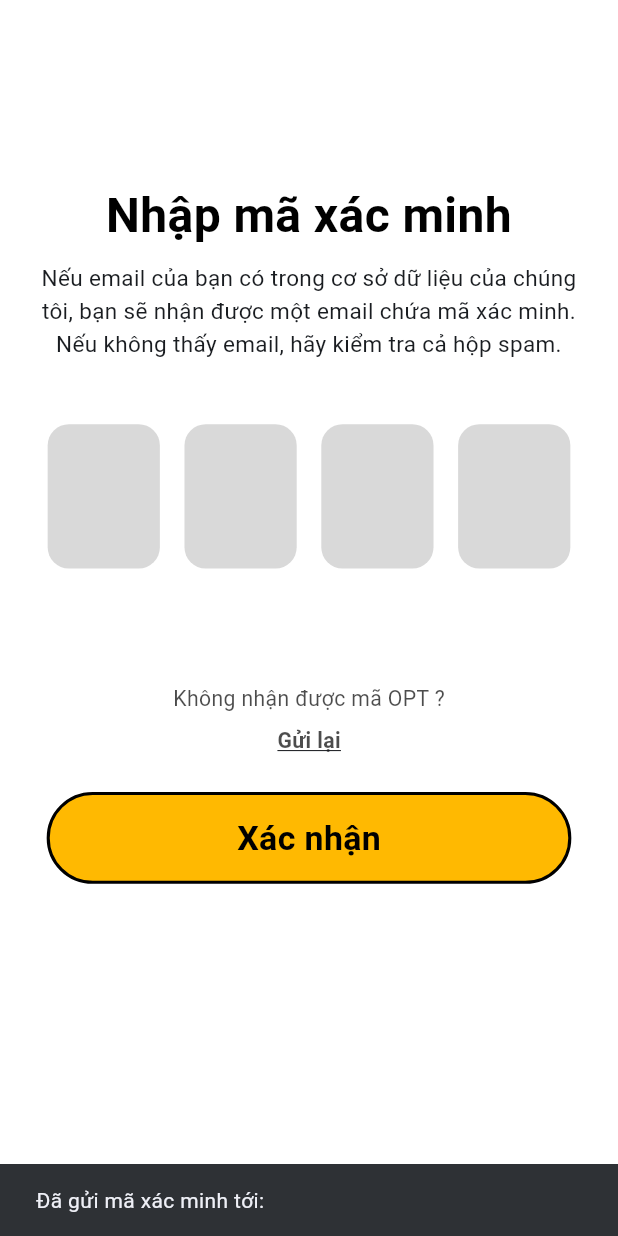
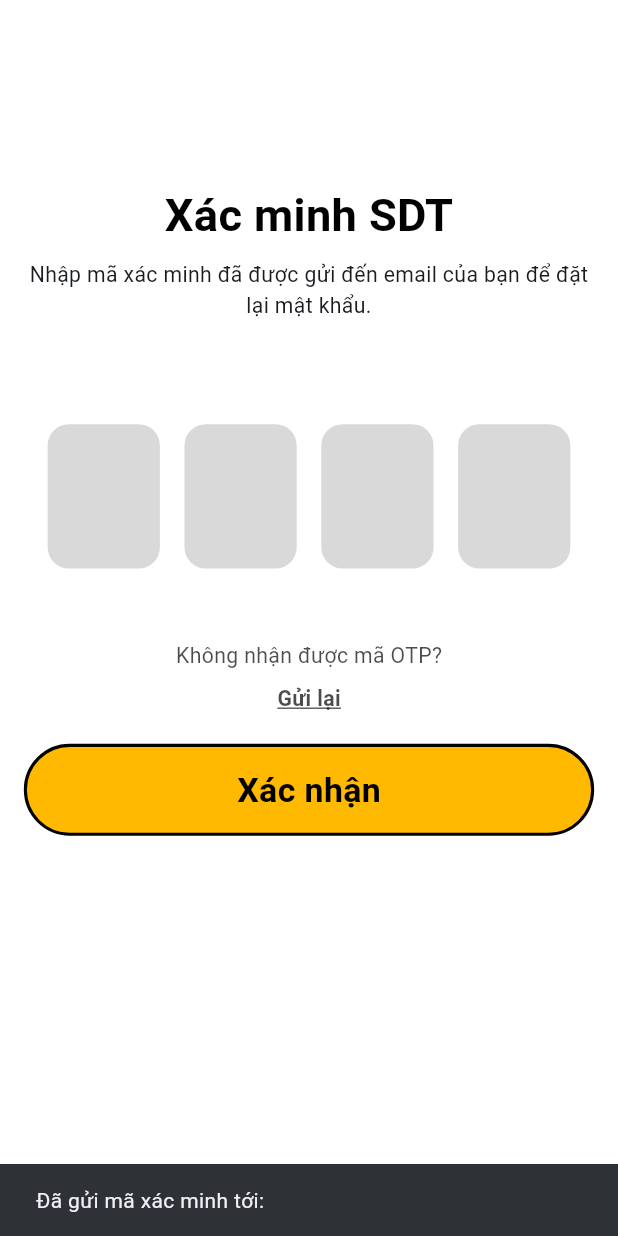
Before and after one commit to dav4k2/DuAnThucTap, a Flutter app: the ResetPasswordScreen screen opened by its route, after a tap on "Xác nhận", on a phone screen of 412 x 824 dp. Run offline on Flutter 3.47's test engine with Material 3 defaults, Android fonts, the light colour scheme and no system bars; our stand-ins replace flutter_riverpod, flutter_screenutil; missing offline and left inert: widgetbook; Roboto replaces fonts that are missing (SF Pro Rounded).

Commit message:
update 4 trang nhập OTP kèm 4 trang logic

```diff
--- a/lib/screens/enter_verification_code/verify_code_screen.dart
+++ /dev/null
@@ -1,71 +0,0 @@
-///Sơn - Trang nhập mã xác minh
-
-import 'package:flutter/material.dart';
-import 'package:flutter_screenutil/flutter_screenutil.dart';
-import 'package:flutter_riverpod/flutter_riverpod.dart';
-
-import 'widgets/title_text.dart';
-
-import 'widgets/otp_input_area.dart';
-import 'widgets/resend_email_text.dart';
-import 'widgets/verify_button.dart';
-import 'widgets/error_message.dart';
-import 'logic/verify_provider.dart';
-
-class VerifyCodeScreen extends ConsumerStatefulWidget {
-  const VerifyCodeScreen({super.key});
-
-  @override
-  ConsumerState<VerifyCodeScreen> createState() => _VerifyCodeScreenState();
-}
-
-class _VerifyCodeScreenState extends ConsumerState<VerifyCodeScreen> {
-  @override
-  void initState() {
-    super.initState();
-    // 🧼 Reset provider mỗi khi vào lại màn hình
-    WidgetsBinding.instance.addPostFrameCallback((_) {
-      ref.invalidate(verifyCodeProvider);
-    });
-  }
-
-  @override
-  Widget build(BuildContext context) {
-    final state = ref.watch(verifyCodeProvider);
-
-    return ScreenUtilInit(
-      designSize: const Size(402, 874),
-      minTextAdapt: true,
-      builder: (context, child) {
-        return Scaffold(
-          backgroundColor: Colors.white,
-          body: SafeArea(
-            child: SizedBox.expand(
-              child: Stack(
-                alignment: Alignment.topCenter,
-                children: [
-                  Positioned(top: 62.h, left: 10.w, child: SizedBox(width: 40.w, height: 34.h)),
-                  Positioned(top: 141.h, child: TitleText()),
-                  Positioned(top: 300.h, child: OTPInputArea()),
-
-                  // ⚠️ Chỉ hiện nếu có lỗi
-                  if (state.errorMessage.isNotEmpty)
-                    Positioned(
-                      top: 420.h,
-                      child: ErrorMessage(
-                        message: state.errorMessage,
-                        width: 320.w,
-                      ),
-                    ),
-
-                  Positioned(top: 483.h, child: ResendEmailText()),
-                  Positioned(top: 560.h, child: VerifyButton()),
-                ],
-              ),
-            ),
-          ),
-        );
-      },
-    );
-  }
-}
--- /dev/null
+++ b/lib/screens/enter_verification_code/verify_reset_phone_screen.dart
@@ -0,0 +1,55 @@
+import 'package:flutter/material.dart';
+import 'package:flutter_screenutil/flutter_screenutil.dart';
+import 'package:flutter_riverpod/flutter_riverpod.dart';
+
+import 'widgets/title_text.dart';
+
+import 'widgets/otp_input_area.dart';
+import 'widgets/resend_email_text.dart';
+import 'widgets/verify_button.dart';
+import 'widgets/error_message.dart';
+import 'logic/verify_reset_phone_provider.dart';
+
+class VerifyResetPhoneScreen extends ConsumerWidget {
+  const VerifyResetPhoneScreen({super.key});
+
+  @override
+  Widget build(BuildContext context, WidgetRef ref) {
+    final state = ref.watch(verifyResetPhoneProvider);
+    final notifier = ref.read(verifyResetPhoneProvider.notifier);
+
+    return ScreenUtilInit(
+      designSize: const Size(402, 874),
+      minTextAdapt: true,
+      builder: (_, __) {
+        return Scaffold(
+          backgroundColor: Colors.white,
+          body: Center(
+            child: Stack(
+              alignment: Alignment.topCenter,
+              children: [
+                Positioned(top: 62.h, left: 10.w, child: SizedBox(width: 40.w, height: 34.h)),
+                Positioned(
+                  top: 141.h,
+                  child: const TitleText(
+                    title: 'Xác minh SDT',
+                    description: 'Nhập mã xác minh đã được gửi đến email của bạn để đặt lại mật khẩu.',
+                  ),
+                ),
+
+                Positioned(
+                  top: 300.h,
+                  child: OTPInputArea(onChanged: notifier.setCode),
+                ),
+                if (state.errorMessage.isNotEmpty)
+                  Positioned(top: 400.h, child: ErrorMessage(message: state.errorMessage, width: 320.w)),
+                Positioned(top: 453.h, child: ResendEmailText(onTap: () {})),
+                Positioned(top: 526.h, child: VerifyButton(onPressed: () => notifier.submitCode(context))),
+              ],
+            ),
+          ),
+        );
+      },
+    );
+  }
+}
--- a/lib/screens/enter_verification_code/widgets/error_message.dart
+++ b/lib/screens/enter_verification_code/widgets/error_message.dart
@@ -17,7 +17,7 @@ class ErrorMessage extends StatelessWidget {
       width: width,
       padding: EdgeInsets.symmetric(horizontal: 12.w, vertical: 6.h),
       decoration: ShapeDecoration(
-        color: const Color(0xA8F0A4A4), // nền hồng nhạt
+        color: const Color(0xA8F0A4A4),
         shape: RoundedRectangleBorder(
           borderRadius: BorderRadius.circular(50.r),
         ),
--- a/lib/screens/enter_verification_code/widgets/otp_input_area.dart
+++ b/lib/screens/enter_verification_code/widgets/otp_input_area.dart
@@ -1,42 +1,34 @@
+// widgets/otp_input_area.dart
 import 'package:flutter/material.dart';
 import 'package:flutter_screenutil/flutter_screenutil.dart';
-import 'package:flutter_riverpod/flutter_riverpod.dart';
-import '../logic/verify_provider.dart';
 
-class OTPInputArea extends ConsumerStatefulWidget {
-  const OTPInputArea({super.key});
+class OTPInputArea extends StatefulWidget {
+  final void Function(String code)? onChanged; // callback trả code đầy đủ
+
+  const OTPInputArea({super.key, this.onChanged});
 
   @override
-  ConsumerState<OTPInputArea> createState() => _OTPInputAreaState();
+  State<OTPInputArea> createState() => _OTPInputAreaState();
 }
 
-class _OTPInputAreaState extends ConsumerState<OTPInputArea> {
+class _OTPInputAreaState extends State<OTPInputArea> {
   final List<TextEditingController> _controllers =
   List.generate(4, (_) => TextEditingController());
   final List<FocusNode> _focusNodes = List.generate(4, (_) => FocusNode());
 
   @override
   void dispose() {
-    for (final c in _controllers) {
-      c.dispose();
-    }
-    for (final f in _focusNodes) {
-      f.dispose();
-    }
+    for (final c in _controllers) c.dispose();
+    for (final f in _focusNodes) f.dispose();
     super.dispose();
   }
 
   void _onChanged(String value, int index) {
-    // Nếu nhập đúng 1 ký tự, tự động chuyển focus sang ô kế
     if (value.isNotEmpty && index < 3) {
       _focusNodes[index + 1].requestFocus();
     }
-
-    // Ghép các ô thành chuỗi đầy đủ
     final code = _controllers.map((e) => e.text).join();
-
-    // Gửi code lên provider
-    ref.read(verifyCodeProvider.notifier).setCode(code);
+    if (widget.onChanged != null) widget.onChanged!(code);
   }
 
   @override
@@ -58,18 +50,11 @@ class _OTPInputAreaState extends ConsumerState<OTPInputArea> {
               controller: _controllers[index],
               focusNode: _focusNodes[index],
               textAlign: TextAlign.center,
-              style: TextStyle(
-                fontSize: 36.sp,
-                fontWeight: FontWeight.w700,
-                fontFamily: 'SF Pro',
-              ),
               keyboardType: TextInputType.number,
               maxLength: 1,
-              decoration: const InputDecoration(
-                counterText: '', // ẩn “0/1”
-                border: InputBorder.none,
-              ),
-              onChanged: (value) => _onChanged(value, index),
+              decoration: const InputDecoration(counterText: '', border: InputBorder.none),
+              style: TextStyle(fontSize: 36.sp, fontWeight: FontWeight.w700),
+              onChanged: (v) => _onChanged(v, index),
             ),
           ),
         );
--- a/lib/screens/enter_verification_code/widgets/resend_email_text.dart
+++ b/lib/screens/enter_verification_code/widgets/resend_email_text.dart
@@ -2,14 +2,16 @@ import 'package:flutter/material.dart';
 import 'package:flutter_screenutil/flutter_screenutil.dart';
 
 class ResendEmailText extends StatelessWidget {
-  const ResendEmailText({super.key});
+  final VoidCallback? onTap;
+
+  const ResendEmailText({super.key, this.onTap});
 
   @override
   Widget build(BuildContext context) {
     return Column(
       children: [
         Text(
-          'Không nhận được mã OPT ?',
+          'Không nhận được mã OTP?',
           textAlign: TextAlign.center,
           style: TextStyle(
             color: Colors.black.withOpacity(0.7),
@@ -19,7 +21,9 @@ class ResendEmailText extends StatelessWidget {
           ),
         ),
         SizedBox(height: 8.h),
-        Text(
+        GestureDetector(
+          onTap: onTap,
+          child: Text(
             'Gửi lại',
             textAlign: TextAlign.center,
             style: TextStyle(
@@ -30,6 +34,7 @@ class ResendEmailText extends StatelessWidget {
               height: 1.47,
             ),
           ),
+        ),
       ],
     );
   }
--- a/lib/screens/enter_verification_code/widgets/title_text.dart
+++ b/lib/screens/enter_verification_code/widgets/title_text.dart
@@ -2,43 +2,44 @@ import 'package:flutter/material.dart';
 import 'package:flutter_screenutil/flutter_screenutil.dart';
 
 class TitleText extends StatelessWidget {
-  const TitleText({super.key});
+  final String title;
+  final String description;
+
+  const TitleText({
+    super.key,
+    required this.title,
+    required this.description,
+  });
 
   @override
   Widget build(BuildContext context) {
-
     return Column(
-
-      children: const [
-        ///Xin chào
+      children: [
         SizedBox(
-          width: 280,
+          width: 280.w,
           child: Text(
-            'Nhập mã xác minh',
+            title,
             textAlign: TextAlign.center,
             style: TextStyle(
               color: Colors.black,
-              fontSize: 32,
+              fontSize: 32.sp,
               fontWeight: FontWeight.w700,
               height: 0.69,
             ),
-          )
+          ),
         ),
-
-        SizedBox(height: 20),
-
-        ///Text chào mừng
+        SizedBox(height: 20.h),
         SizedBox(
-          width: 370,
+          width: 370.w,
           child: Text(
-            'Nếu email của bạn có trong cơ sở dữ liệu của chúng tôi, bạn sẽ nhận được một email chứa mã xác minh.\nNếu không thấy email, hãy kiểm tra cả hộp spam.',
+            description,
             textAlign: TextAlign.center,
             style: TextStyle(
-              fontSize: 15,
+              fontSize: 15.sp,
               fontWeight: FontWeight.w400,
               height: 1.47,
             ),
-          )
+          ),
         ),
       ],
     );
--- a/lib/screens/enter_verification_code/widgets/verify_button.dart
+++ b/lib/screens/enter_verification_code/widgets/verify_button.dart
@@ -1,20 +1,20 @@
+// widgets/verify_button.dart
 import 'package:flutter/material.dart';
-import 'package:flutter_riverpod/flutter_riverpod.dart';
 import 'package:flutter_screenutil/flutter_screenutil.dart';
-import '../logic/verify_provider.dart';
 
-class VerifyButton extends ConsumerWidget {
-  const VerifyButton({super.key});
+class VerifyButton extends StatelessWidget {
+  final VoidCallback? onPressed;
+  final String text;
+
+  const VerifyButton({super.key, this.onPressed, this.text = 'Xác nhận'});
 
   @override
-  Widget build(BuildContext context, WidgetRef ref) {
+  Widget build(BuildContext context) {
     return GestureDetector(
-      onTap: () {
-        ref.read(verifyCodeProvider.notifier).submitCode(context);
-      },
+      onTap: onPressed,
       child: Container(
         height: 65.h,
-        width: 371.h,
+        width: 371.w,
         alignment: Alignment.center,
         decoration: BoxDecoration(
           color: const Color(0xFFFFB901),
@@ -22,13 +22,8 @@ class VerifyButton extends ConsumerWidget {
           border: Border.all(color: Colors.black, width: 2.w),
         ),
         child: Text(
-          'Xác nhận',
-          style: TextStyle(
-            color: Colors.black,
-            fontSize: 24.sp,
-            fontFamily: 'SF Pro Rounded',
-            fontWeight: FontWeight.w700,
-          ),
+          text,
+          style: TextStyle(color: Colors.black, fontSize: 24.sp, fontWeight: FontWeight.w700),
         ),
       ),
     );
--- a/lib/screens/reset_password/reset_password_screen.dart
+++ b/lib/screens/reset_password/reset_password_screen.dart
@@ -1,13 +1,13 @@
 import 'package:flutter/material.dart';
 import 'package:flutter_riverpod/flutter_riverpod.dart';
-import '../enter_verification_code/verify_code_screen.dart';
+
+import '../enter_verification_code/verify_reset_phone_screen.dart'; // ✅ đổi đúng file
 import '../sign_in/sign_in_screen.dart';
-import 'widgets/custom_status_bar.dart';
+
 import 'widgets/reset_header.dart';
 import 'widgets/reset_form.dart';
 import 'widgets/reset_button.dart';
 import 'logic/reset_provider.dart';
-
 
 class ResetPasswordScreen extends ConsumerWidget {
   const ResetPasswordScreen({super.key});
@@ -21,7 +21,6 @@ class ResetPasswordScreen extends ConsumerWidget {
       body: SafeArea(
         child: Stack(
           children: [
-            // 🟡 Toàn bộ nội dung màn hình
             Container(
               width: size.width,
               padding: const EdgeInsets.symmetric(horizontal: 16),
@@ -37,9 +36,10 @@ class ResetPasswordScreen extends ConsumerWidget {
                       Navigator.pushReplacement(
                         context,
                         MaterialPageRoute(
-                          builder: (_) => const VerifyCodeScreen(),
+                          builder: (_) => const VerifyResetPhoneScreen(), // ✅ đúng rồi
                         ),
                       );
+
                       final email = ref.watch(emailProvider);
                       ScaffoldMessenger.of(context).showSnackBar(
                         SnackBar(content: Text('Đã gửi mã xác minh tới: $email')),
@@ -50,7 +50,6 @@ class ResetPasswordScreen extends ConsumerWidget {
               ),
             ),
 
-            // 🔙 Nút quay lại đè trên nền vàng
             Positioned(
               top: size.height * 0.006,
               left: size.width * 0.014,
```
Also changed, not shown: lib/screens/enter_verification_code/logic/verify_reset_email_provider.dart (renamed from lib/screens/enter_verification_code/logic/verify_provider.dart, +9 -11 lines), lib/screens/enter_verification_code/logic/verify_reset_phone_provider.dart (added, +37 -0 lines), lib/screens/enter_verification_code/logic/verify_signup_email_provider.dart (added, +37 -0 lines), lib/screens/enter_verification_code/logic/verify_signup_phone_provider.dart (added, +37 -0 lines), lib/screens/enter_verification_code/verify_reset_email_screen.dart (added, +70 -0 lines), lib/screens/enter_verification_code/verify_signup_email_screen.dart (added, +52 -0 lines), lib/screens/enter_verification_code/verify_signup_phone_screen.dart (added, +57 -0 lines), lib/screens/enter_verification_code/widgets/description_text.dart (added, +24 -0 lines), lib/screens/welcome/welcome_screen.dart (+12 -1 lines), lib/widgetbook.dart (+12 -0 lines). Lines whose indentation alone changed are shown as unchanged.
